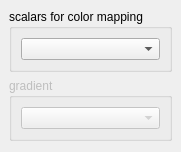
The window that gui/widgets/DataChooser.ui (kateyy/geohazardvis) describes before a commit, drawn with Qt 5.
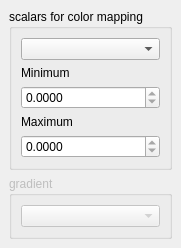
The same window after the commit.

Commit message: set value range for color mappings, missing update #15

What changed in the file:
```diff
--- a/gui/widgets/DataChooser.ui
+++ b/gui/widgets/DataChooser.ui
@@ -7,7 +7,7 @@
     <x>0</x>
     <y>0</y>
     <width>156</width>
-    <height>152</height>
+    <height>242</height>
    </rect>
   </property>
   <property name="sizePolicy">
@@ -36,6 +36,46 @@
        <item>
         <widget class="QComboBox" name="scalarsComboBox"/>
        </item>
+       <item>
+        <widget class="QLabel" name="label">
+         <property name="text">
+          <string>Minimum</string>
+         </property>
+        </widget>
+       </item>
+       <item>
+        <widget class="QDoubleSpinBox" name="minValueSpinBox">
+         <property name="decimals">
+          <number>4</number>
+         </property>
+         <property name="maximum">
+          <double>0.000000000000000</double>
+         </property>
+        </widget>
+       </item>
+       <item>
+        <widget class="QLabel" name="label_2">
+         <property name="text">
+          <string>Maximum</string>
+         </property>
+        </widget>
+       </item>
+       <item>
+        <widget class="QDoubleSpinBox" name="maxValueSpinBox">
+         <property name="decimals">
+          <number>4</number>
+         </property>
+         <property name="minimum">
+          <double>0.000000000000000</double>
+         </property>
+         <property name="maximum">
+          <double>0.000000000000000</double>
+         </property>
+         <property name="value">
+          <double>0.000000000000000</double>
+         </property>
+        </widget>
+       </item>
       </layout>
      </widget>
     </item>
```
Left out of the diff: 42 changed lines with no effect on the pictures. The commit also changes 10 other files.
